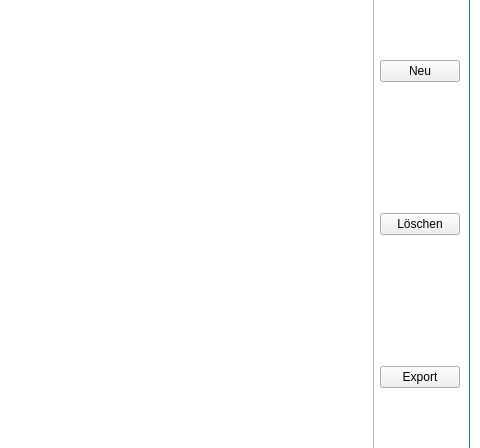
This is src/mainwindow.ui in Kampi/Food-Database as Qt 5 draws it before an edit; both pictures show x 320 to 800 and y 113 to 561 of the 800 by 700 pixel window. The edited form follows.
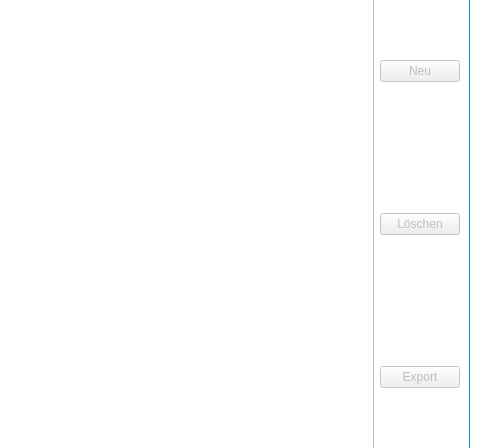
This is the edited form. Icons and pictures are not drawn.

Patch:
```diff
--- a/src/mainwindow.ui
+++ b/src/mainwindow.ui
@@ -95,11 +95,8 @@
        <layout class="QVBoxLayout" name="verticalLayout">
         <item>
          <widget class="QPushButton" name="pushButton_NewRecipe">
-          <property name="font">
-           <font>
-            <weight>50</weight>
-            <bold>false</bold>
-           </font>
+          <property name="enabled">
+           <bool>false</bool>
           </property>
           <property name="toolTip">
            <string>Ein neues Rezept hinzufügen.</string>
@@ -124,11 +121,8 @@
         </item>
         <item>
          <widget class="QPushButton" name="pushButton_RemoveRecipe">
-          <property name="font">
-           <font>
-            <weight>50</weight>
-            <bold>false</bold>
-           </font>
+          <property name="enabled">
+           <bool>false</bool>
           </property>
           <property name="toolTip">
            <string>Alle markierten Rezepte entfernen.</string>
@@ -150,11 +144,8 @@
         </item>
         <item>
          <widget class="QPushButton" name="pushButton_ExportRecipe">
-          <property name="font">
-           <font>
-            <weight>50</weight>
-            <bold>false</bold>
-           </font>
+          <property name="enabled">
+           <bool>false</bool>
           </property>
           <property name="toolTip">
            <string>Alle markierten Rezepte in ein Rezept-JSON exportieren.</string>
```
Left out of the diff: 28 changed lines with no effect on the pictures.
